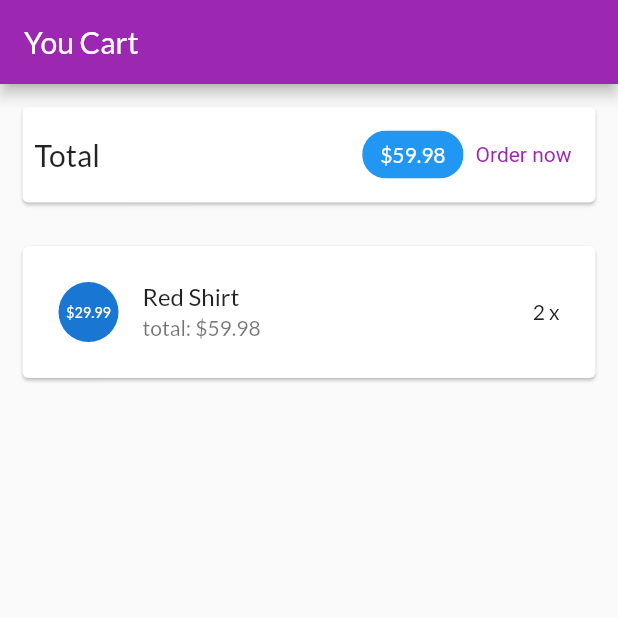
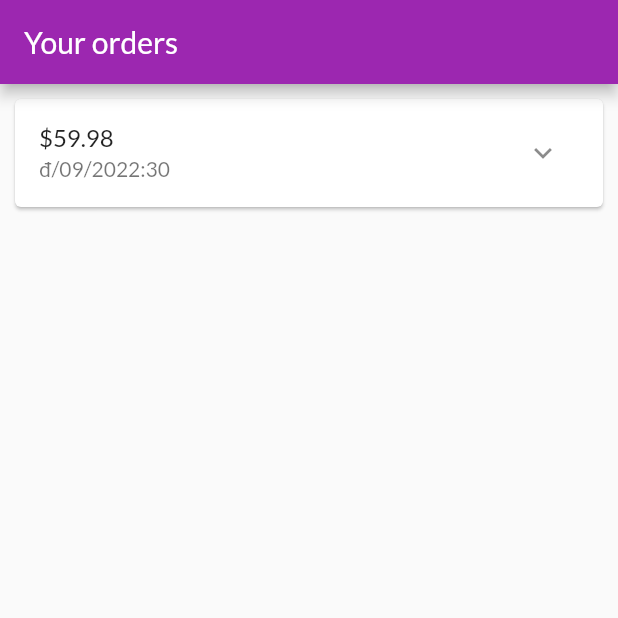
Before and after one commit to NguyenAnhThu55/myshop, a Flutter app: the screen it shows after launch, on a phone screen of 412 x 824 dp, the top half of it. Run offline on Flutter 3.47's test engine with Material 2 defaults, Android fonts, the phone set to English and light mode, and no system bars.

Commit message:
Xay dung cac dat hang

```diff
--- a/lib/main.dart
+++ b/lib/main.dart
@@ -1,6 +1,6 @@
 import 'package:flutter/material.dart';
 
-import 'ui/cart/cart_screen.dart';
+import 'ui/orders/orders_screen.dart';
 
 void main() {
   runApp(const MyApp());
@@ -21,7 +21,7 @@ class MyApp extends StatelessWidget {
             secondary: Colors.deepOrange,
           )),
       home: const SafeArea(
-        child: CartScreen(),
+        child: OrdersScreen(),
       ),
     );
   }
--- a/lib/ui/orders/order_item_card.dart
+++ b/lib/ui/orders/order_item_card.dart
@@ -1,33 +1,81 @@
-// import 'dart:math';
+import 'dart:math';
 
-// import 'package:flutter/material.dart';
-// // ignore: depend_on_referenced_packages
-// import 'package:intl/intl.dart';
-// import '../../models/order_item.dart';
+import 'package:flutter/material.dart';
 
-// class OrderItemCard extends StatefulWidget {
-//   final OrderItem order;
-//   const OrderItemCard(this.order, {super.Key});
-//   @override
-//   State<OrderItemCard> createState() => _OrderItemCardState();
-// }
+import 'package:intl/intl.dart';
 
-// class _OrderItemCardState extends State<OrderItemCard> {
-//   var _expanded = false;
-//   @override
-//   Widget build(BuildContext context) {
-//     return Card(
-//       margin: const EdgeInsets.all(10),
-//       child: Column(
-//         children: <Widget>[
-//           buildOrderSummary(),
-//           if (_expanded) buildOrderDetails()
-//         ],
-//       ),
-//     );
-//   }
+import '../../models/order_item.dart';
 
-//   Widget buildOrderSummary() {}
+class OrderItemCard extends StatefulWidget {
+  final OrderItem order;
 
-//   Widget buildOrderDetails() {}
-// }
+  const OrderItemCard(this.order, {super.key});
+
+  @override
+  State<OrderItemCard> createState() => _OrderItemCardState();
+}
+
+class _OrderItemCardState extends State<OrderItemCard> {
+  var _expanded = false;
+  @override
+  Widget build(BuildContext context) {
+    return Card(
+      margin: const EdgeInsets.all(10),
+      child: Column(
+        children: <Widget>[
+          buildOrderSummary(),
+          if (_expanded) buildOrderDetails()
+        ],
+      ),
+    );
+  }
+
+  Widget buildOrderDetails() {
+    return Container(
+      padding: const EdgeInsets.symmetric(horizontal: 15, vertical: 4),
+      height: min(widget.order.productCount * 20.0 + 10, 100),
+      child: ListView(
+        children: widget.order.products
+            .map(
+              (prod) => Row(
+                mainAxisAlignment: MainAxisAlignment.spaceBetween,
+                children: <Widget>[
+                  Text(
+                    prod.title,
+                    style: const TextStyle(
+                      fontSize: 18,
+                      fontWeight: FontWeight.bold,
+                    ),
+                  ),
+                  Text(
+                    '${prod.quantity}x \$${prod.price}',
+                    style: const TextStyle(
+                      fontSize: 18,
+                      color: Colors.grey,
+                    ),
+                  )
+                ],
+              ),
+            )
+            .toList(),
+      ),
+    );
+  }
+
+  Widget buildOrderSummary() {
+    return ListTile(
+      title: Text('\$${widget.order.amount}'),
+      subtitle: Text(
+        DateFormat('đ/MM/yyyy:mm').format(widget.order.dateTime),
+      ),
+      trailing: IconButton(
+        icon: Icon(_expanded ? Icons.expand_less : Icons.expand_more),
+        onPressed: () {
+          setState(() {
+            _expanded = !_expanded;
+          });
+        },
+      ),
+    );
+  }
+}
--- a/lib/ui/orders/order_manager.dart
+++ b/lib/ui/orders/orders_manager.dart
@@ -4,7 +4,7 @@ import '../../models/cart_item.dart';
 
 import '../../models/order_item.dart';
 
-class OrderManager with ChangeNotifier {
+class OrdersManager with ChangeNotifier {
   final List<OrderItem> _orders = [
     OrderItem(
       id: 'o1',
--- /dev/null
+++ b/lib/ui/orders/orders_screen.dart
@@ -0,0 +1,23 @@
+import 'package:flutter/material.dart';
+
+import 'orders_manager.dart';
+import 'order_item_card.dart';
+
+class OrdersScreen extends StatelessWidget {
+  const OrdersScreen({super.key});
+
+  @override
+  Widget build(BuildContext context) {
+    print('buildung orders');
+    final ordersManager = OrdersManager();
+    return Scaffold(
+      appBar: AppBar(
+        title: const Text('Your orders'),
+      ),
+      body: ListView.builder(
+        itemCount: ordersManager.orderCount,
+        itemBuilder: (ctx,i)=> OrderItemCard(ordersManager.orders[i]),
+      ),
+    );
+  }
+}
```
